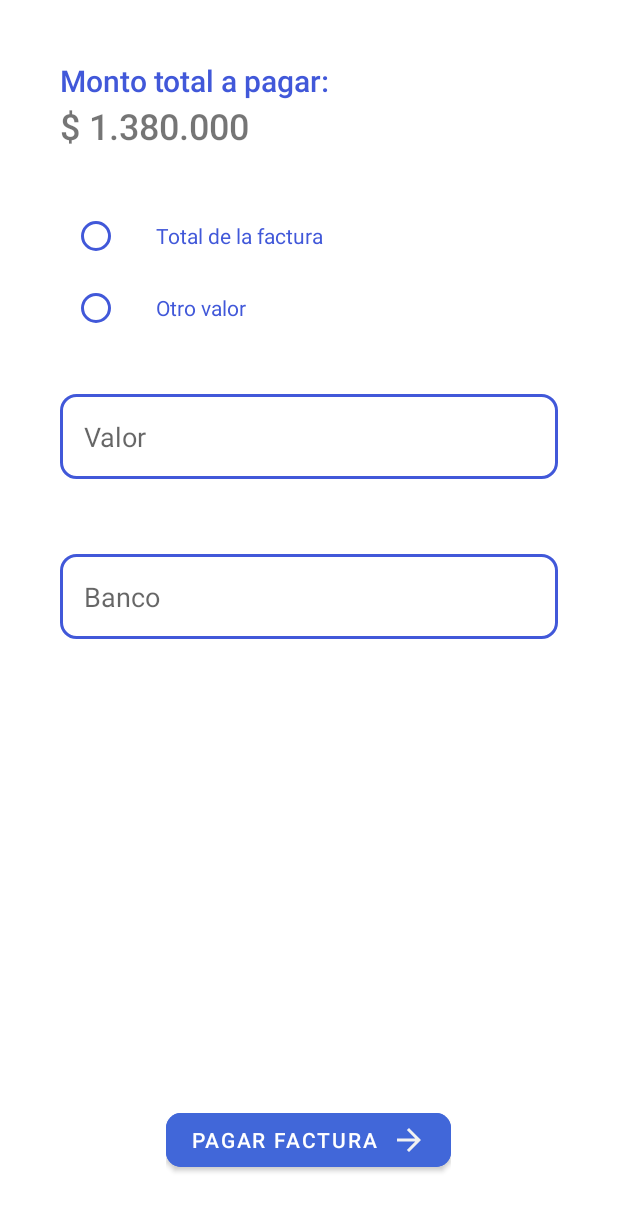
After one commit to Mobile-Apps-Projects/ResidentManagementMobile, an Android app: the layout fragment_payment.xml on its own in the app's theme, with its tools: preview values and no code run, on a phone screen of 412 x 824 dp. The commit adds this screen. Shown: the top 1211 px of the screen. Run offline under Robolectric (Android 15) with nearby library versions, the phone set to English and light mode, and no system bars.

Commit message:
Payment screen created. Styles added

```diff
--- /dev/null
+++ b/app/src/main/res/drawable/textfield_bg.xml
@@ -0,0 +1,5 @@
+<?xml version="1.0" encoding="utf-8"?>
+<shape xmlns:android="http://schemas.android.com/apk/res/android">
+    <corners android:radius="10dp" />
+    <stroke android:width="2dp" android:color="#4158D9" />
+</shape>
--- a/app/src/main/res/layout/activity_login.xml
+++ b/app/src/main/res/layout/activity_login.xml
@@ -85,7 +85,7 @@
         app:layout_constraintStart_toStartOf="@+id/username" />
 
     <TextView
-        android:id="@+id/textView2"
+        android:id="@+id/totalAmountToPay"
         android:layout_width="wrap_content"
         android:layout_height="wrap_content"
         android:layout_marginStart="3dp"
--- /dev/null
+++ b/app/src/main/res/layout/fragment_payment.xml
@@ -0,0 +1,102 @@
+<?xml version="1.0" encoding="utf-8"?>
+<androidx.constraintlayout.widget.ConstraintLayout xmlns:android="http://schemas.android.com/apk/res/android"
+    xmlns:app="http://schemas.android.com/apk/res-auto"
+    xmlns:tools="http://schemas.android.com/tools"
+    android:layout_width="match_parent"
+    android:layout_height="match_parent"
+    android:padding="40dp"
+    app:layout_anchorGravity="bottom">
+
+    <TextView
+        android:id="@+id/totalAmountToPay"
+        android:layout_width="match_parent"
+        android:layout_height="wrap_content"
+        android:fontFamily="sans-serif-medium"
+        android:text="$ 1.380.000"
+        android:textSize="24dp"
+        app:layout_constraintEnd_toEndOf="parent"
+        app:layout_constraintStart_toStartOf="parent"
+        app:layout_constraintTop_toBottomOf="@+id/textView" />
+
+    <TextView
+        android:id="@+id/textView"
+        android:layout_width="match_parent"
+        android:layout_height="wrap_content"
+        android:fontFamily="sans-serif-medium"
+        android:text="Monto total a pagar:"
+        android:textColor="@color/main_blue"
+        android:textSize="20dp"
+        android:typeface="normal"
+        app:layout_constraintEnd_toEndOf="parent"
+        app:layout_constraintStart_toStartOf="parent"
+        app:layout_constraintTop_toTopOf="parent" />
+
+    <EditText
+        android:id="@+id/billValueTF"
+        style="@style/textFieldStyle"
+        android:layout_width="match_parent"
+        android:layout_height="wrap_content"
+        android:layout_marginTop="33dp"
+        android:ems="10"
+        android:hint="Valor"
+        android:inputType="number"
+        app:layout_constraintEnd_toEndOf="parent"
+        app:layout_constraintStart_toStartOf="parent"
+        app:layout_constraintTop_toBottomOf="@+id/radioGroup" />
+
+    <AutoCompleteTextView
+        android:id="@+id/selectBankTF"
+        style="@style/textFieldStyle"
+        android:layout_width="match_parent"
+        android:layout_height="wrap_content"
+        android:layout_marginTop="50dp"
+        android:hint="Banco"
+        app:layout_constraintEnd_toEndOf="parent"
+        app:layout_constraintStart_toStartOf="parent"
+        app:layout_constraintTop_toBottomOf="@+id/billValueTF" />
+
+    <RadioGroup
+        android:id="@+id/radioGroup"
+        android:layout_width="match_parent"
+        android:layout_height="wrap_content"
+        android:layout_marginTop="33dp"
+        android:paddingStart="8dp"
+        app:layout_constraintEnd_toEndOf="parent"
+        app:layout_constraintStart_toStartOf="parent"
+        app:layout_constraintTop_toBottomOf="@+id/totalAmountToPay">
+
+        <RadioButton
+            android:id="@+id/totalBillRdBtn"
+            android:layout_width="match_parent"
+            android:layout_height="wrap_content"
+            android:buttonTint="@color/main_blue"
+            android:paddingLeft="24dp"
+            android:paddingTop="14dp"
+            android:paddingBottom="14dp"
+            android:text="Total de la factura"
+            android:textColor="@color/main_blue" />
+
+        <RadioButton
+            android:id="@+id/otherValueRdBtn"
+            android:layout_width="match_parent"
+            android:layout_height="wrap_content"
+            android:buttonTint="@color/main_blue"
+            android:paddingLeft="24dp"
+            android:paddingTop="14dp"
+            android:paddingBottom="14dp"
+            android:text="Otro valor"
+            android:textColor="@color/main_blue" />
+    </RadioGroup>
+
+    <include
+        layout="@layout/payment_button"
+        android:layout_width="wrap_content"
+        android:layout_height="0dp"
+        android:layout_gravity="bottom"
+        android:layout_weight="1"
+        app:layout_constraintBottom_toBottomOf="parent"
+        app:layout_constraintEnd_toEndOf="parent"
+        app:layout_constraintHorizontal_bias="0.498"
+        app:layout_constraintStart_toStartOf="parent" />
+
+</androidx.constraintlayout.widget.ConstraintLayout>
--- a/app/src/main/res/layout/payment_button.xml
+++ b/app/src/main/res/layout/payment_button.xml
@@ -1,8 +1,8 @@
 <?xml version="1.0" encoding="utf-8"?>
-<merge xmlns:android="http://schemas.android.com/apk/res/android"
+<androidx.constraintlayout.widget.ConstraintLayout xmlns:android="http://schemas.android.com/apk/res/android"
     xmlns:app="http://schemas.android.com/apk/res-auto"
-    android:layout_width="match_parent"
-    android:layout_height="match_parent">
+    android:layout_width="wrap_content"
+    android:layout_height="wrap_content">
 
     <Button
         android:id="@+id/paymentButton"
@@ -13,4 +13,4 @@
         android:text="Pagar factura"
         app:cornerRadius="10dp" />
 
-</merge>
+</androidx.constraintlayout.widget.ConstraintLayout>
--- /dev/null
+++ b/app/src/main/res/values/textfields_style.xml
@@ -0,0 +1,9 @@
+<?xml version="1.0" encoding="utf-8"?>
+<resources>
+    <style name="textFieldStyle" parent="Theme.AppCompat.Light.DarkActionBar">
+        <item name="android:layout_height">50dp</item>
+        <item name="android:padding">16dp</item>
+        <item name="android:textSize">18dp</item>
+        <item name="android:background">@drawable/textfield_bg</item>
+    </style>
+</resources>
```
